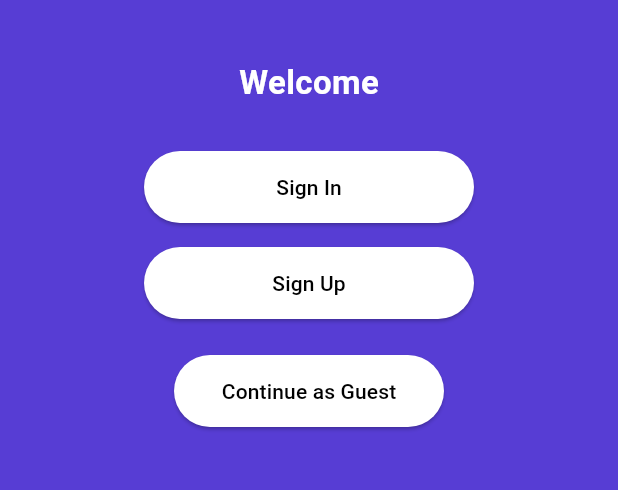
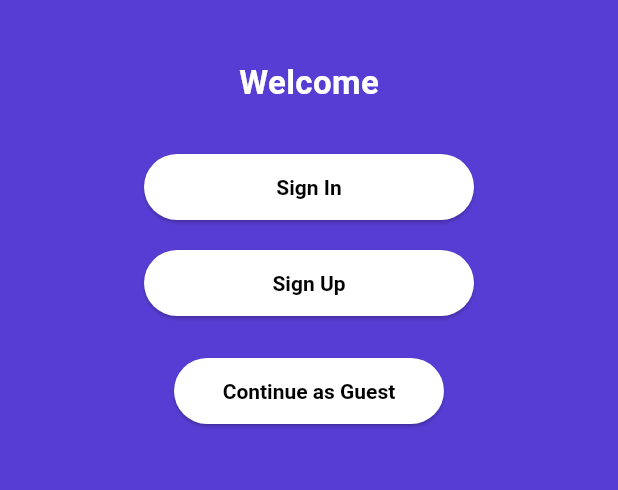
Before and after one commit to YahyaNashar22/xdeal, a Flutter app: the screen it shows after launch, on a phone screen of 412 x 824 dp, the part 518-1008 px from its top. Run offline on Flutter 3.47's test engine with Material 3 defaults, Android fonts, the phone set to English and light mode, and no system bars.

Commit message:
added app theme

```diff
--- a/lib/main.dart
+++ b/lib/main.dart
@@ -1,5 +1,6 @@
 import 'package:flutter/material.dart';
 import 'package:xdeal/screens/on_boarding_screen.dart';
+import 'package:xdeal/theme/app_theme.dart';
 
 void main() {
   runApp(const MyApp());
@@ -13,9 +14,7 @@ class MyApp extends StatelessWidget {
     return MaterialApp(
       title: 'XDeal',
       debugShowCheckedModeBanner: false,
-      theme: ThemeData(
-        colorScheme: ColorScheme.fromSeed(seedColor: Colors.deepPurple),
-      ),
+      theme: AppTheme.lightTheme,
       home: const OnBoardingScreen(),
     );
   }
--- a/lib/screens/home_screen.dart
+++ b/lib/screens/home_screen.dart
@@ -1,8 +1,10 @@
 import 'package:flutter/material.dart';
 import 'package:xdeal/utils/app_colors.dart';
+import 'package:xdeal/widgets/property_vehicle_toggle_appbar.dart';
 
 class HomeScreen extends StatelessWidget {
   const HomeScreen({super.key});
+  final int selectedView = 0;
 
   @override
   Widget build(BuildContext context) {
@@ -11,7 +13,10 @@ class HomeScreen extends StatelessWidget {
       body: SafeArea(
         child: SingleChildScrollView(
           padding: EdgeInsets.all(20),
-          child: Center(child: Text("Home Screen")),
+          child: Column(
+            mainAxisAlignment: MainAxisAlignment.start,
+            children: [PropertyVehicleToggleAppbar(selectedView: selectedView)],
+          ),
         ),
       ),
     );
--- /dev/null
+++ b/lib/theme/app_theme.dart
@@ -0,0 +1,184 @@
+import 'package:flutter/material.dart';
+
+class AppTheme {
+  // Primary Colors
+  static const Color primaryColor = Color(0xFF594A9C); // #594A9C
+  static const Color inputBackground = Color(0xFFE8E8F5); // #E8E8F5
+  static const Color primaryBackground = Color(0xFFFFFFFF); // #FFFFFF
+  static const Color textColor = Colors.black; // default text
+  static const Color textButtonActive = primaryColor;
+  static const Color textButtonDisabledBg = inputBackground;
+  static const Color textButtonBg = primaryColor;
+  static const Color textButtonText = Colors.white;
+
+  // Font Sizes
+  static const double heading1 = 24.0;
+  static const double heading2 = 20.0;
+  static const double heading3 = 18.0;
+  static const double body = 16.0;
+  static const double small = 14.0;
+  static const double extraSmall = 12.0;
+
+  // Font Weights
+  static const FontWeight bold = FontWeight.bold;
+  static const FontWeight semiBold = FontWeight.w600;
+  static const FontWeight regular = FontWeight.normal;
+
+  // ThemeData
+  static ThemeData lightTheme = ThemeData(
+    primaryColor: primaryColor,
+    scaffoldBackgroundColor: primaryBackground,
+    canvasColor: primaryBackground,
+    fontFamily: 'Roboto',
+
+    // AppBar
+    appBarTheme: const AppBarTheme(
+      backgroundColor: primaryColor,
+      foregroundColor: Colors.white,
+      titleTextStyle: TextStyle(
+        fontSize: heading2,
+        fontWeight: bold,
+        color: Colors.white,
+      ),
+      iconTheme: IconThemeData(color: Colors.white),
+    ),
+
+    // TextTheme
+    textTheme: TextTheme(
+      displayLarge: TextStyle(
+        fontSize: AppTheme.heading1,
+        fontWeight: AppTheme.bold,
+        color: AppTheme.textColor,
+      ),
+      displayMedium: TextStyle(
+        fontSize: AppTheme.heading2,
+        fontWeight: AppTheme.bold,
+        color: AppTheme.textColor,
+      ),
+      displaySmall: TextStyle(
+        fontSize: AppTheme.heading3,
+        fontWeight: AppTheme.semiBold,
+        color: AppTheme.textColor,
+      ),
+      bodyLarge: TextStyle(
+        fontSize: AppTheme.body,
+        fontWeight: AppTheme.regular,
+        color: AppTheme.textColor,
+      ),
+      bodyMedium: TextStyle(
+        fontSize: AppTheme.small,
+        fontWeight: AppTheme.regular,
+        color: AppTheme.textColor,
+      ),
+      bodySmall: TextStyle(
+        fontSize: AppTheme.extraSmall,
+        fontWeight: AppTheme.regular,
+        color: AppTheme.textColor,
+      ),
+      titleLarge: TextStyle(
+        fontSize: AppTheme.body,
+        fontWeight: AppTheme.bold,
+        color: AppTheme.textButtonText,
+      ),
+    ),
+
+    // ElevatedButton Theme
+    elevatedButtonTheme: ElevatedButtonThemeData(
+      style: ButtonStyle(
+        backgroundColor: WidgetStateProperty.resolveWith<Color>((states) {
+          if (states.contains(WidgetState.disabled)) {
+            return textButtonDisabledBg;
+          }
+          if (states.contains(WidgetState.pressed) ||
+              states.contains(WidgetState.hovered)) {
+            return primaryColor.withOpacity(0.8);
+          }
+          return textButtonBg;
+        }),
+        foregroundColor: WidgetStateProperty.all(textButtonText),
+        textStyle: WidgetStateProperty.all(TextStyle(fontWeight: bold)),
+      ),
+    ),
+
+    // TextButton Theme
+    textButtonTheme: TextButtonThemeData(
+      style: ButtonStyle(
+        foregroundColor: WidgetStateProperty.resolveWith<Color>((states) {
+          if (states.contains(WidgetState.disabled)) {
+            return textColor.withAlpha(150);
+          }
+          if (states.contains(WidgetState.selected) ||
+              states.contains(WidgetState.pressed)) {
+            return textButtonActive;
+          }
+          return textColor;
+        }),
+        textStyle: WidgetStateProperty.all(
+          TextStyle(fontWeight: bold, fontSize: heading3),
+        ),
+      ),
+    ),
+
+    // Input Decoration Theme
+    inputDecorationTheme: InputDecorationTheme(
+      filled: true,
+      fillColor: inputBackground,
+      contentPadding: EdgeInsets.symmetric(vertical: 12, horizontal: 16),
+      border: OutlineInputBorder(
+        borderRadius: BorderRadius.circular(8.0),
+        borderSide: BorderSide.none,
+      ),
+      hintStyle: TextStyle(color: textColor.withOpacity(0.6)),
+    ),
+
+    // SnackBar Theme
+    snackBarTheme: SnackBarThemeData(
+      backgroundColor: primaryColor,
+      contentTextStyle: TextStyle(color: Colors.white, fontWeight: bold),
+      actionTextColor: Colors.white,
+    ),
+
+    // Switch / Toggle Theme
+    switchTheme: SwitchThemeData(
+      thumbColor: WidgetStateProperty.all(primaryColor),
+      trackColor: WidgetStateProperty.resolveWith<Color?>(
+        (states) => states.contains(WidgetState.selected)
+            ? primaryColor.withOpacity(0.5)
+            : Colors.grey.shade300,
+      ),
+    ),
+
+    // Card Theme
+    cardTheme: CardThemeData(
+      color: primaryBackground,
+      elevation: 2,
+      shape: RoundedRectangleBorder(borderRadius: BorderRadius.circular(12)),
+      shadowColor: Colors.black12,
+    ),
+
+    // Checkbox Theme
+    checkboxTheme: CheckboxThemeData(
+      fillColor: WidgetStateProperty.all(primaryColor),
+    ),
+
+    // Radio Theme
+    radioTheme: RadioThemeData(
+      fillColor: WidgetStateProperty.all(primaryColor),
+    ),
+
+    // FloatingActionButton Theme
+    floatingActionButtonTheme: FloatingActionButtonThemeData(
+      backgroundColor: primaryColor,
+      foregroundColor: Colors.white,
+    ),
+
+    // Bottom Navigation Bar
+    bottomNavigationBarTheme: BottomNavigationBarThemeData(
+      backgroundColor: primaryBackground,
+      selectedItemColor: primaryColor,
+      unselectedItemColor: Colors.black54,
+      selectedLabelStyle: TextStyle(fontWeight: bold),
+      unselectedLabelStyle: TextStyle(fontWeight: regular),
+    ),
+  );
+}
--- /dev/null
+++ b/lib/widgets/property_vehicle_toggle_appbar.dart
@@ -0,0 +1,49 @@
+import 'package:flutter/material.dart';
+import 'package:xdeal/theme/app_theme.dart';
+
+class PropertyVehicleToggleAppbar extends StatefulWidget {
+  int selectedView;
+  PropertyVehicleToggleAppbar({super.key, required this.selectedView});
+
+  @override
+  State<PropertyVehicleToggleAppbar> createState() =>
+      _PropertyVehicleToggleAppbarState();
+}
+
+class _PropertyVehicleToggleAppbarState
+    extends State<PropertyVehicleToggleAppbar> {
+  void _selectView(int index) {
+    setState(() {
+      widget.selectedView = index;
+    });
+  }
+
+  @override
+  Widget build(BuildContext context) {
+    return Row(
+      mainAxisAlignment: MainAxisAlignment.spaceBetween,
+      children: [
+        Image.asset('assets/images/avatar.png'),
+        TextButton(
+          style: TextButton.styleFrom(
+            foregroundColor: widget.selectedView == 0
+                ? AppTheme.primaryColor
+                : AppTheme.textColor,
+          ),
+          onPressed: () => _selectView(0),
+          child: Text("Properties"),
+        ),
+        TextButton(
+          style: TextButton.styleFrom(
+            foregroundColor: widget.selectedView == 1
+                ? AppTheme.primaryColor
+                : AppTheme.textColor,
+          ),
+          onPressed: () => _selectView(1),
+          child: Text("Vehicles"),
+        ),
+        Image.asset('assets/icons/logo_purple_large.png', width: 46),
+      ],
+    );
+  }
+}
```
Also changed, not shown: assets/images/avatar.png (added).
